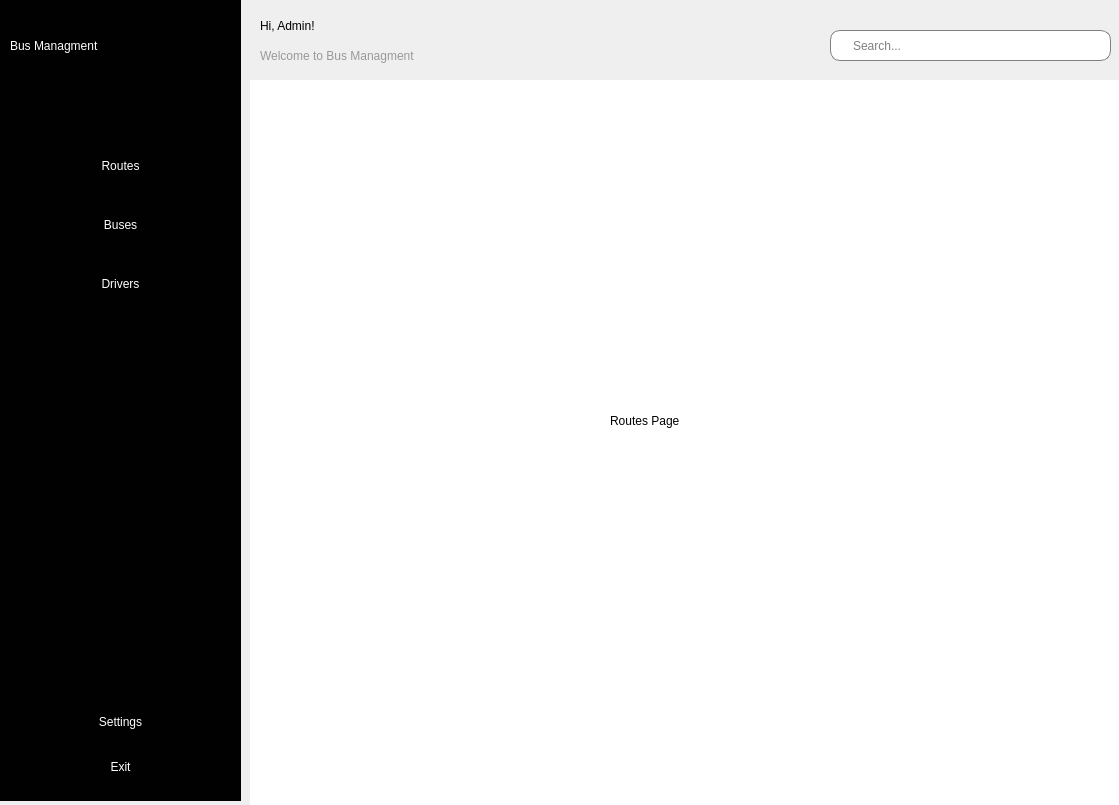
mykyta07/bus_management, file index.ui: the form before one commit.
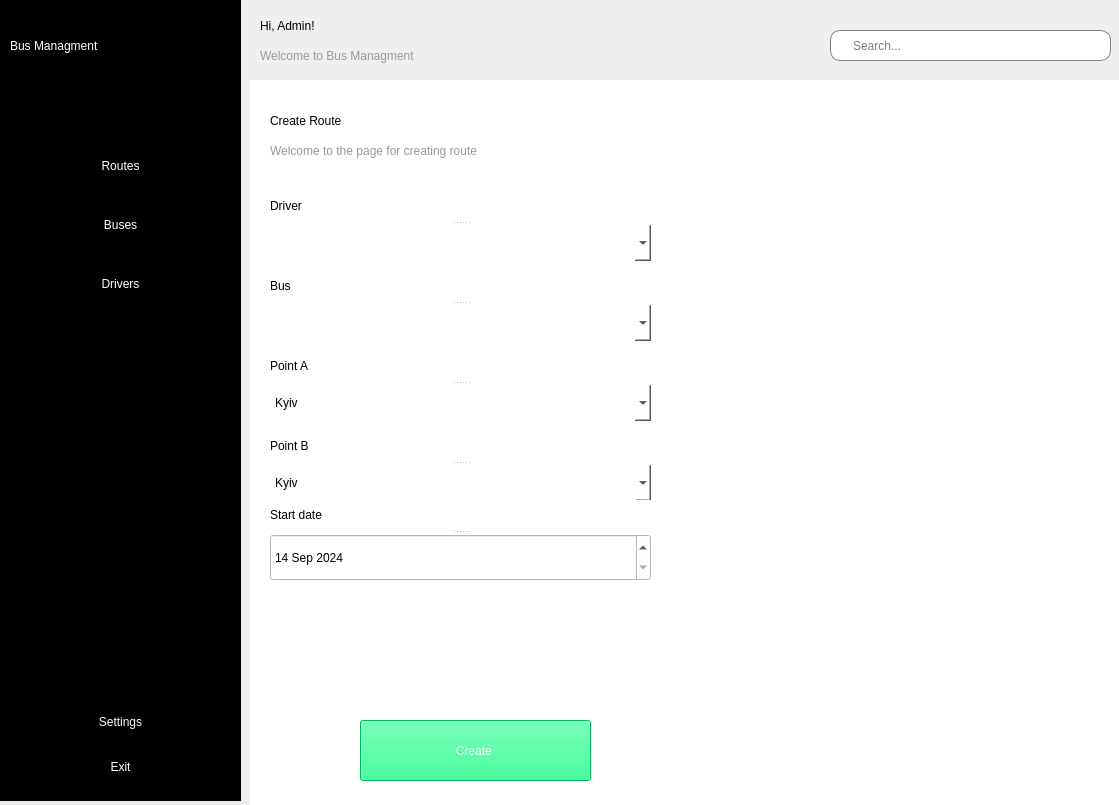
The form after the commit. The open tabs and pages were chosen to show the change. Icons and pictures are not drawn.

Commit message: created base UI of Route

What changed in the file:
```diff
--- a/index.ui
+++ b/index.ui
@@ -286,8 +286,8 @@
       <rect>
        <x>10</x>
        <y>0</y>
-       <width>871</width>
-       <height>721</height>
+       <width>851</width>
+       <height>711</height>
       </rect>
      </property>
      <widget class="QWidget" name="buses_page">
@@ -410,18 +410,259 @@
       <widget class="QLabel" name="label_5">
        <property name="geometry">
         <rect>
-         <x>350</x>
-         <y>300</y>
-         <width>131</width>
+         <x>10</x>
+         <y>10</y>
+         <width>171</width>
+         <height>61</height>
+        </rect>
+       </property>
+       <property name="styleSheet">
+        <string notr="true">font: 75 16pt &quot;MS Shell Dlg 2&quot;;</string>
+       </property>
+       <property name="text">
+        <string>Create Route</string>
+       </property>
+      </widget>
+      <widget class="QLabel" name="label_9">
+       <property name="geometry">
+        <rect>
+         <x>10</x>
+         <y>60</y>
+         <width>611</width>
+         <height>21</height>
+        </rect>
+       </property>
+       <property name="styleSheet">
+        <string notr="true">font: 10pt &quot;MS Shell Dlg 2&quot;;
+color: rgb(153, 153, 153);</string>
+       </property>
+       <property name="text">
+        <string>Welcome to the page for creating route</string>
+       </property>
+      </widget>
+      <widget class="QWidget" name="mapWidget" native="true">
+       <property name="geometry">
+        <rect>
+         <x>420</x>
+         <y>80</y>
+         <width>431</width>
+         <height>611</height>
+        </rect>
+       </property>
+      </widget>
+      <widget class="QSplitter" name="splitter_2">
+       <property name="geometry">
+        <rect>
+         <x>10</x>
+         <y>190</y>
+         <width>381</width>
+         <height>71</height>
+        </rect>
+       </property>
+       <property name="orientation">
+        <enum>Qt::Vertical</enum>
+       </property>
+       <widget class="QLabel" name="label_12">
+        <property name="styleSheet">
+         <string notr="true">font: 75 14pt &quot;MS Shell Dlg 2&quot;;</string>
+        </property>
+        <property name="text">
+         <string>Bus</string>
+        </property>
+       </widget>
+       <widget class="QComboBox" name="comboBoxBus">
+        <property name="styleSheet">
+         <string notr="true">border:none;
+</string>
+        </property>
+       </widget>
+      </widget>
+      <widget class="QSplitter" name="splitter_3">
+       <property name="geometry">
+        <rect>
+         <x>10</x>
+         <y>270</y>
+         <width>381</width>
+         <height>71</height>
+        </rect>
+       </property>
+       <property name="orientation">
+        <enum>Qt::Vertical</enum>
+       </property>
+       <widget class="QLabel" name="label_13">
+        <property name="styleSheet">
+         <string notr="true">font: 75 14pt &quot;MS Shell Dlg 2&quot;;</string>
+        </property>
+        <property name="text">
+         <string>Point A</string>
+        </property>
+       </widget>
+       <widget class="QComboBox" name="comboBoxA">
+        <property name="styleSheet">
+         <string notr="true">border:none;
+</string>
+        </property>
+        <item>
+         <property name="text">
+          <string>Kyiv</string>
+         </property>
+        </item>
+        <item>
+         <property name="text">
+          <string>Odesa</string>
+         </property>
+        </item>
+        <item>
+         <property name="text">
+          <string>Lviv</string>
+         </property>
+        </item>
+       </widget>
+      </widget>
+      <widget class="QSplitter" name="splitter_4">
+       <property name="geometry">
+        <rect>
+         <x>10</x>
+         <y>350</y>
+         <width>381</width>
+         <height>71</height>
+        </rect>
+       </property>
+       <property name="orientation">
+        <enum>Qt::Vertical</enum>
+       </property>
+       <widget class="QLabel" name="label_14">
+        <property name="styleSheet">
+         <string notr="true">font: 75 14pt &quot;MS Shell Dlg 2&quot;;</string>
+        </property>
+        <property name="text">
+         <string>Point B</string>
+        </property>
+       </widget>
+       <widget class="QComboBox" name="comboBoxB">
+        <property name="styleSheet">
+         <string notr="true">border:none;
+</string>
+        </property>
+        <item>
+         <property name="text">
+          <string>Kyiv</string>
+         </property>
+        </item>
+        <item>
+         <property name="text">
+          <string>Odesa</string>
+         </property>
+        </item>
+        <item>
+         <property name="text">
+          <string>Lviv</string>
+         </property>
+        </item>
+       </widget>
+      </widget>
+      <widget class="QSplitter" name="splitter_5">
+       <property name="geometry">
+        <rect>
+         <x>10</x>
+         <y>420</y>
+         <width>381</width>
          <height>81</height>
         </rect>
        </property>
+       <property name="orientation">
+        <enum>Qt::Vertical</enum>
+       </property>
+       <widget class="QLabel" name="label_10">
+        <property name="styleSheet">
+         <string notr="true">font: 12pt &quot;MS Shell Dlg 2&quot;;</string>
+        </property>
+        <property name="text">
+         <string>Start date</string>
+        </property>
+       </widget>
+       <widget class="QDateEdit" name="dateEdit">
+        <property name="dateTime">
+         <datetime>
+          <hour>0</hour>
+          <minute>0</minute>
+          <second>0</second>
+          <year>2024</year>
+          <month>9</month>
+          <day>14</day>
+         </datetime>
+        </property>
+        <property name="maximumDateTime">
+         <datetime>
+          <hour>23</hour>
+          <minute>59</minute>
+          <second>59</second>
+          <year>2025</year>
+          <month>12</month>
+          <day>31</day>
+         </datetime>
+        </property>
+        <property name="minimumDateTime">
+         <datetime>
+          <hour>0</hour>
+          <minute>0</minute>
+          <second>0</second>
+          <year>2024</year>
+          <month>9</month>
+          <day>14</day>
+         </datetime>
+        </property>
+       </widget>
+      </widget>
+      <widget class="QPushButton" name="pushButtonRoute">
+       <property name="geometry">
+        <rect>
+         <x>100</x>
+         <y>640</y>
+         <width>231</width>
+         <height>61</height>
+        </rect>
+       </property>
        <property name="styleSheet">
-        <string notr="true">font: 14pt &quot;MS Shell Dlg 2&quot;;</string>
+        <string notr="true">border:&quot;none&quot;;
+background-color: rgb(0, 255, 127);
+font: 75 10pt &quot;MS Shell Dlg 2&quot;;
+color: rgb(255, 255, 255);
+border-radius:&quot;10px&quot;</string>
        </property>
        <property name="text">
-        <string>Routes Page</string>
+        <string>Create </string>
        </property>
+       <property name="checkable">
+        <bool>true</bool>
+       </property>
+      </widget>
+      <widget class="QSplitter" name="splitter">
+       <property name="geometry">
+        <rect>
+         <x>10</x>
+         <y>110</y>
+         <width>381</width>
+         <height>71</height>
+        </rect>
+       </property>
+       <property name="orientation">
+        <enum>Qt::Vertical</enum>
+       </property>
+       <widget class="QLabel" name="label_11">
+        <property name="styleSheet">
+         <string notr="true">font: 75 14pt &quot;MS Shell Dlg 2&quot;;</string>
+        </property>
+        <property name="text">
+         <string>Driver</string>
+        </property>
+       </widget>
+       <widget class="QComboBox" name="comboBoxDriver">
+        <property name="styleSheet">
+         <string notr="true">border:none;
+</string>
+        </property>
+       </widget>
       </widget>
      </widget>
      <widget class="QWidget" name="drivers_page">
```
The commit also changes 1 other file.
